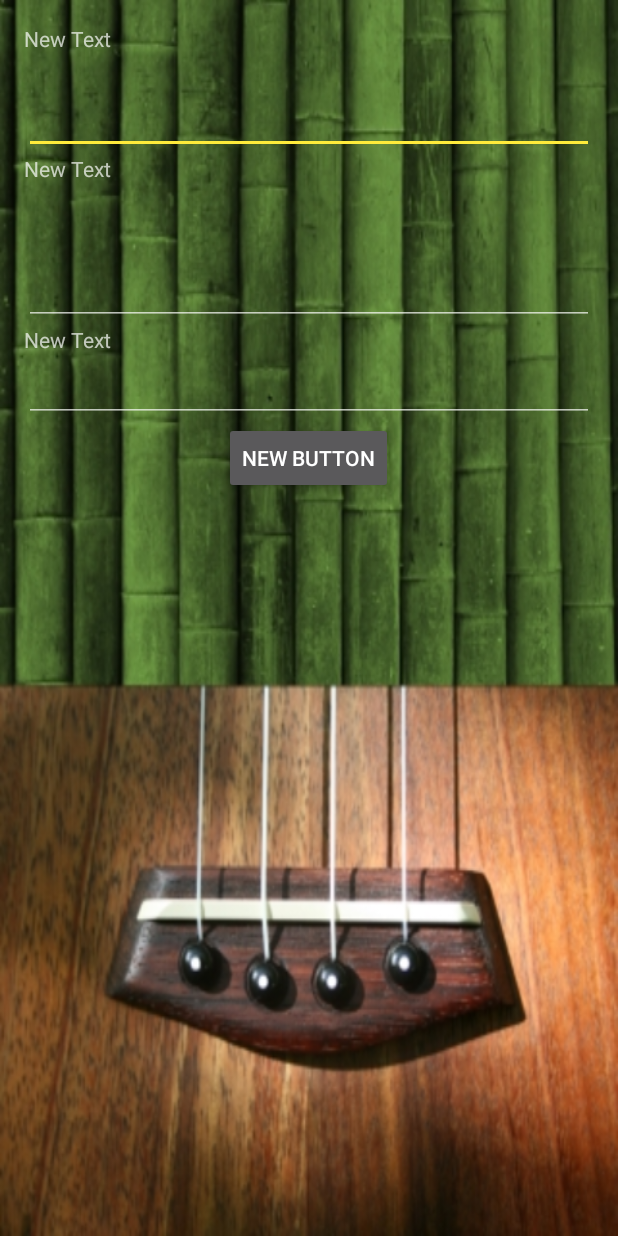
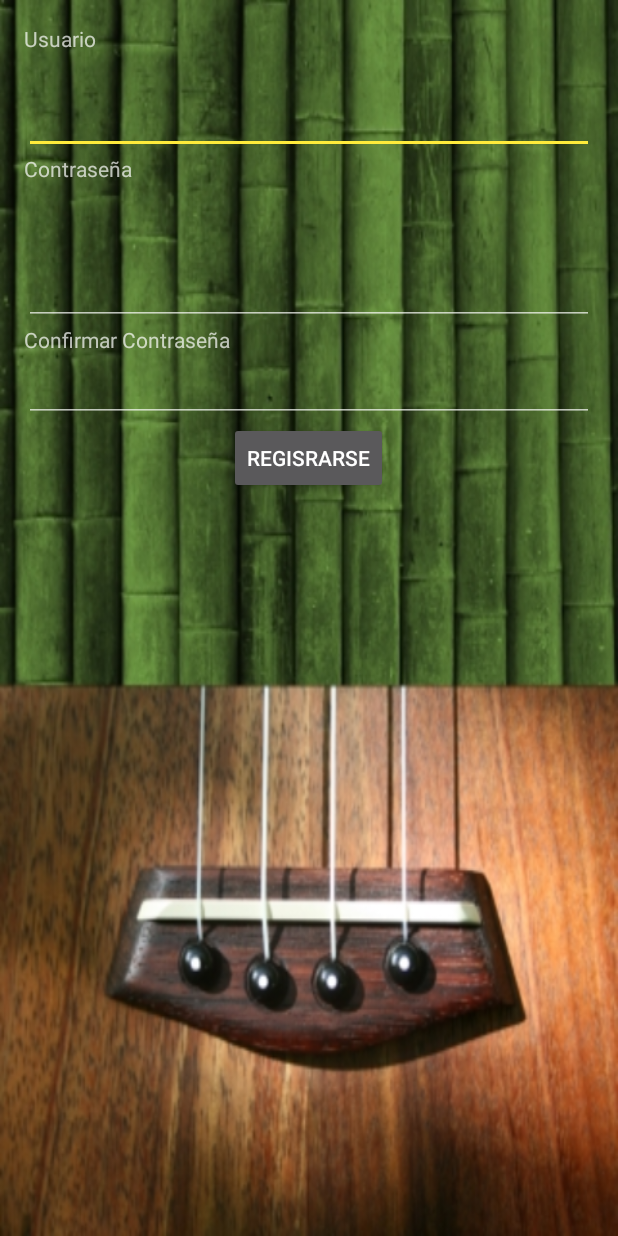
Before and after one commit to jfernandez178/ITI_Proiektua_2, an Android app: the ActivityErregistratu screen opened directly, with no data from a screen before it, on a phone screen of 412 x 824 dp. Run offline under Robolectric (Android 15) with nearby library versions, the phone set to English and light mode, and no system bars.

Commit message:
Erregistratu: Strings
Añadidos Strings de usuario, contraseña, confirmar contraseña y
registrarse para activity erregistratu

```diff
--- a/UkeleleArrospi/app/src/main/res/layout/activity_activity_erregistratu.xml
+++ b/UkeleleArrospi/app/src/main/res/layout/activity_activity_erregistratu.xml
@@ -18,7 +18,7 @@
     <TextView
         android:layout_width="299dp"
         android:layout_height="wrap_content"
-        android:text="New Text"
+        android:text="@string/erabiltzaile"
         android:id="@+id/textUsername"
         android:layout_weight="0.04" />
 
@@ -30,7 +30,7 @@
     <TextView
         android:layout_width="323dp"
         android:layout_height="wrap_content"
-        android:text="New Text"
+        android:text="@string/password"
         android:id="@+id/textPassword"
         android:layout_weight="0.09" />
 
@@ -45,7 +45,7 @@
     <TextView
         android:layout_width="224dp"
         android:layout_height="wrap_content"
-        android:text="New Text"
+        android:text="@string/password_confirm"
         android:id="@+id/textConfirmPassword" />
 
     <EditText
@@ -59,7 +59,7 @@
     <Button
         android:layout_width="wrap_content"
         android:layout_height="wrap_content"
-        android:text="New Button"
+        android:text="@string/erregistratu"
         android:id="@+id/buttonErregistratu"
         android:layout_gravity="center_horizontal" />
 </LinearLayout>
--- a/UkeleleArrospi/app/src/main/res/values/strings.xml
+++ b/UkeleleArrospi/app/src/main/res/values/strings.xml
@@ -43,6 +43,10 @@
     <string name="aldatu">Aldatu</string>
 
     <string name="guardar">Gorde</string>
+    <string name="erabiltzaile">Usuario</string>
+    <string name="password">Contraseña</string>
+    <string name="password_confirm">Confirmar Contraseña</string>
+    <string name="erregistratu">Regisrarse</string>
 
     <string-array name="zailtasuna">
         <item>Edozein</item>
```
